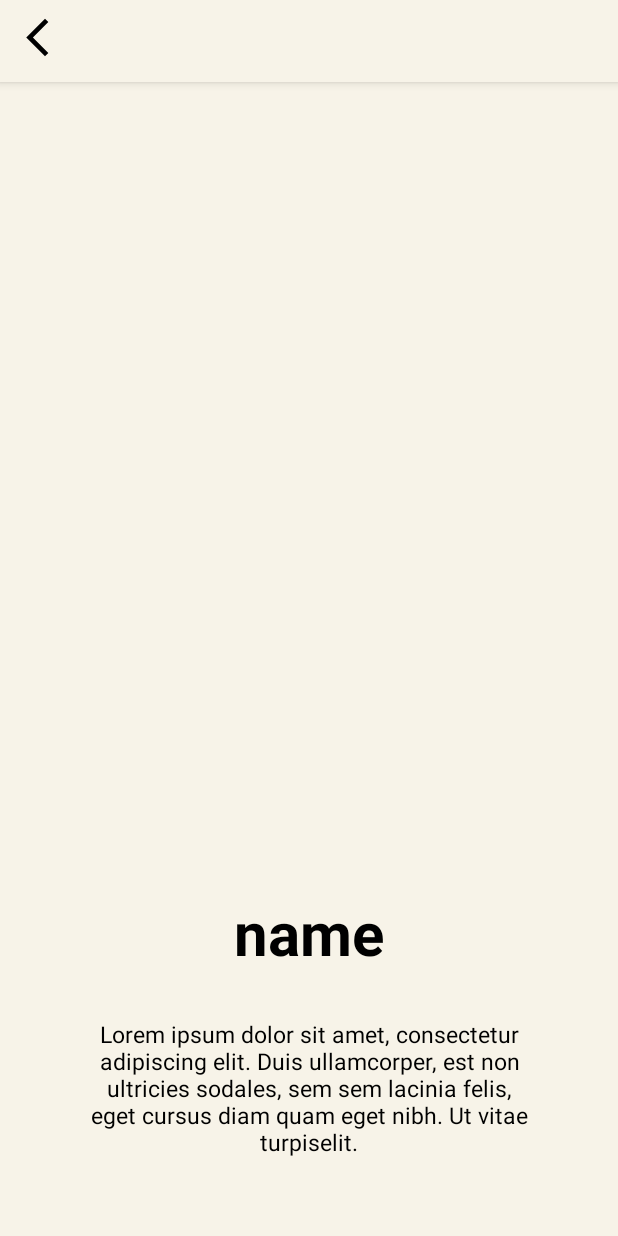
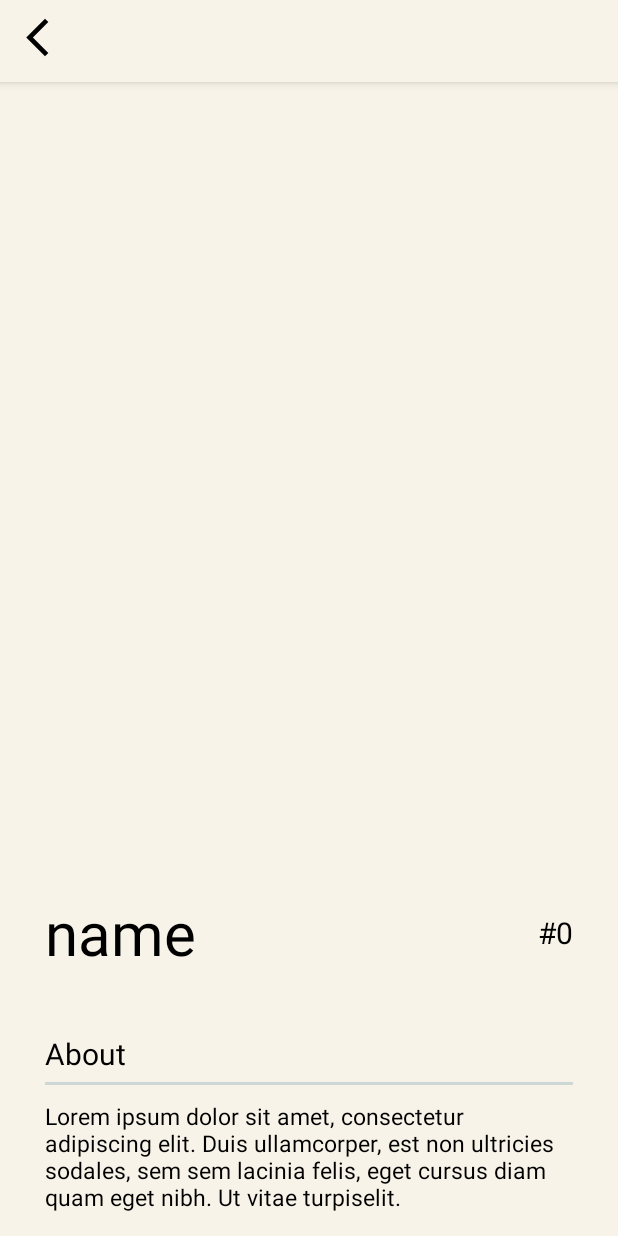
Before and after one commit to EmilioBoti/pokemon-app, an Android app: the layout fragment_pokemon.xml on its own in the app's theme, with its tools: preview values and no code run, on a phone screen of 412 x 824 dp. Run offline under Robolectric (Android 15) with nearby library versions, the phone set to English and light mode, and no system bars.

Commit message:
improving pokeDetail UI

```diff
--- a/app/build.gradle
+++ b/app/build.gradle
@@ -50,6 +50,7 @@ dependencies {
     //load image
     implementation 'com.squareup.picasso:picasso:2.71828'
 
+    implementation("com.android.support:palette-v7:28.0.0")
     //animated img(gif)
     implementation 'pl.droidsonroids.gif:android-gif-drawable:1.2.19'
 }
--- a/app/src/main/res/drawable/platform.xml
+++ b/app/src/main/res/drawable/platform.xml
@@ -1,9 +1,6 @@
 <?xml version="1.0" encoding="utf-8"?>
 <shape xmlns:android="http://schemas.android.com/apk/res/android"
-    android:shape="oval"
     >
-    <solid android:color="@color/white"/>
-    <size android:height="@dimen/dimen_20"
-        android:width="@dimen/dimen_20"/>
-
+    <corners android:radius="@dimen/dimen_2"/>
+    <stroke android:width="@dimen/dimen_1" android:color="@color/gray_300"/>
 </shape>
--- a/app/src/main/res/layout/fragment_pokemon.xml
+++ b/app/src/main/res/layout/fragment_pokemon.xml
@@ -31,6 +31,7 @@
         android:layout_width="match_parent"
         android:layout_height="match_parent"
         android:layout_below="@id/goBackContainer"
+        android:paddingHorizontal="@dimen/dimen_30"
         android:visibility="visible">
 
         <LinearLayout
@@ -54,114 +55,73 @@
             </LinearLayout>
             <!--Pokemon name layout-->
 
-            <TextView
-                android:id="@+id/namePoke"
-                android:layout_width="wrap_content"
+            <RelativeLayout
+                android:layout_width="match_parent"
                 android:layout_height="wrap_content"
                 android:layout_marginTop="@dimen/dimen_10"
-                android:textAlignment="center"
-                android:textSize="@dimen/dimenString_40"
-                android:textStyle="bold"
-                android:textColor="@color/black"
-                tools:text="@string/name" />
+                android:layout_marginBottom="@dimen/dimen_40"
+                android:gravity="center_vertical">
+
+                <TextView
+                    android:id="@+id/namePoke"
+                    android:layout_width="wrap_content"
+                    android:layout_height="wrap_content"
+                    android:layout_alignParentStart="true"
+                    android:layout_toStartOf="@id/idPoke"
+                    android:textAlignment="viewStart"
+                    android:textColor="@color/black"
+                    android:textSize="@dimen/dimenString_40"
+                    tools:text="@string/name" />
+
+                <TextView
+                    android:id="@+id/idPoke"
+                    android:layout_width="wrap_content"
+                    android:layout_height="wrap_content"
+                    android:layout_alignParentEnd="true"
+                    android:layout_centerVertical="true"
+                    android:textColor="@color/black"
+                    android:textSize="@dimen/dimenString_20"
+                    tools:text="@string/idPoke" />
+
+            </RelativeLayout>
 
             <!--Description-->
-            <TextView
-                android:id="@+id/pokeDescription"
-                android:layout_width="wrap_content"
-                android:layout_height="wrap_content"
-                android:layout_marginLeft="@dimen/dimen_50"
-                android:layout_marginTop="@dimen/dimen_30"
-                android:layout_marginRight="@dimen/dimen_50"
-                android:layout_marginBottom="@dimen/dimen_40"
-                android:textColor="@color/black"
-                android:textAlignment="center"
-                android:textSize="@dimen/dimenString_15"
-                tools:text="@string/aboutPoke" />
 
-            <HorizontalScrollView
+            <LinearLayout
                 android:layout_width="match_parent"
                 android:layout_height="wrap_content"
-                android:scrollbars="none"
-                >
+                android:layout_marginBottom="@dimen/dimen_40"
+                android:orientation="vertical">
 
-                <LinearLayout
-                    android:id="@+id/abilitiesContainer"
+                <TextView
                     android:layout_width="wrap_content"
                     android:layout_height="wrap_content"
-                    android:orientation="horizontal"
-                    android:paddingVertical="@dimen/dimen_20"
-                    android:paddingHorizontal="@dimen/dimen_20"
-                    android:layout_gravity="center"
-                    />
-            </HorizontalScrollView>
+                    android:layout_marginBottom="@dimen/dimen_5"
+                    android:text="@string/about"
+                    android:textColor="@color/black"
+                    android:textSize="@dimen/dimenString_20" />
 
-            <androidx.cardview.widget.CardView
-                android:id="@+id/descriptionMainContainer"
+                <View
+                    android:layout_width="wrap_content"
+                    android:layout_height="@dimen/dimen_2"
+                    android:background="@color/gray_300" />
+
+                <TextView
+                    android:id="@+id/pokeDescription"
+                    android:layout_width="match_parent"
+                    android:layout_height="wrap_content"
+                    android:layout_marginTop="@dimen/dimen_10"
+                    android:layout_marginBottom="@dimen/dimen_40"
+                    android:textColor="@color/black"
+                    android:textSize="@dimen/dimenString_15"
+                    tools:text="@string/aboutPoke" />
+
+            </LinearLayout>
+
+            <com.example.pokemonapp.components.TypeContainer
+                android:id="@+id/containerType"
                 android:layout_width="match_parent"
-                android:layout_height="wrap_content"
-                android:layout_margin="@dimen/dimen_20"
-                android:gravity="center"
-                android:visibility="visible"
-                app:cardBackgroundColor="@color/white"
-                app:cardCornerRadius="@dimen/dimen_10"
-                app:cardElevation="@dimen/dimen_10">
-
-                <GridLayout
-                    android:id="@+id/description"
-                    android:layout_width="wrap_content"
-                    android:layout_height="match_parent"
-                    android:layout_gravity="center|top"
-                    android:layout_marginVertical="@dimen/dimen_10"
-                    android:columnCount="3"
-                    android:orientation="horizontal"
-                    android:rowCount="3">
-
-                    <com.example.pokemonapp.components.Property
-                        android:id="@+id/type"
-                        android:layout_width="wrap_content"
-                        android:layout_height="wrap_content"
-                        android:gravity="top"
-                        app:title="@string/type" />
-
-                    <com.example.pokemonapp.components.Property
-                        android:id="@+id/abilities"
-                        android:layout_width="wrap_content"
-                        android:layout_height="wrap_content"
-                        android:gravity="top"
-                        app:spaceHorizontal="@dimen/dimen_10"
-                        app:title="@string/abilities" />
-
-                    <com.example.pokemonapp.components.Property
-                        android:id="@+id/weight"
-                        android:layout_width="wrap_content"
-                        android:layout_height="wrap_content"
-                        android:gravity="top"
-                        app:title="@string/weight" />
-
-                    <com.example.pokemonapp.components.Property
-                        android:id="@+id/baseExp"
-                        android:layout_width="wrap_content"
-                        android:layout_height="wrap_content"
-                        android:gravity="top"
-                        app:title="@string/BaseExp" />
-
-                    <com.example.pokemonapp.components.Property
-                        android:id="@+id/habitat"
-                        android:layout_width="wrap_content"
-                        android:layout_height="wrap_content"
-                        android:gravity="top"
-                        app:spaceHorizontal="@dimen/dimen_10"
-                        app:title="@string/habitat" />
-
-                    <com.example.pokemonapp.components.Property
-                        android:id="@+id/height"
-                        android:layout_width="wrap_content"
-                        android:layout_height="wrap_content"
-                        android:gravity="top"
-                        app:title="@string/height" />
-                </GridLayout>
-            </androidx.cardview.widget.CardView>
+                android:layout_height="wrap_content" />
 
             <com.example.pokemonapp.components.EvolutionContainer
                 android:id="@+id/evoContainer"
--- a/app/src/main/res/values/dimens.xml
+++ b/app/src/main/res/values/dimens.xml
@@ -71,5 +71,8 @@
     <dimen name="dimen_67">67dp</dimen>
     <dimen name="dimen_66">66dp</dimen>
     <dimen name="dimen_1">1dp</dimen>
+    <dimen name="dimen_3">3dp</dimen>
+    <dimen name="dimen_8">8dp</dimen>
+    <dimen name="dimenString_35">35sp</dimen>
 
 </resources>
--- a/app/src/main/res/values/strings.xml
+++ b/app/src/main/res/values/strings.xml
@@ -24,5 +24,7 @@
     <string name="moves">Moves</string>
     <string name="pokeInfo">Pokémon Info</string>
     <string name="moveInfo">Move Info</string>
+    <string name="idPoke">#0</string>
+    <string name="about">About</string>
 
 </resources>
```
Also changed, not shown: app/src/main/java/com/example/pokemonapp/businessLogic/pokeDetails/DetailPresenter.java (+20 -9 lines), app/src/main/java/com/example/pokemonapp/components/TypeContainer.java (added, +78 -0 lines), app/src/main/java/com/example/pokemonapp/models/Pokemon.java (+10 -0 lines), app/src/main/java/com/example/pokemonapp/utils/constants/Helpers.java (+67 -0 lines), app/src/main/java/com/example/pokemonapp/view/ui/fragments/PokemonFragment.java (+11 -40 lines), app/src/main/res/layout/type_container_layout.xml (added, +54 -0 lines).
